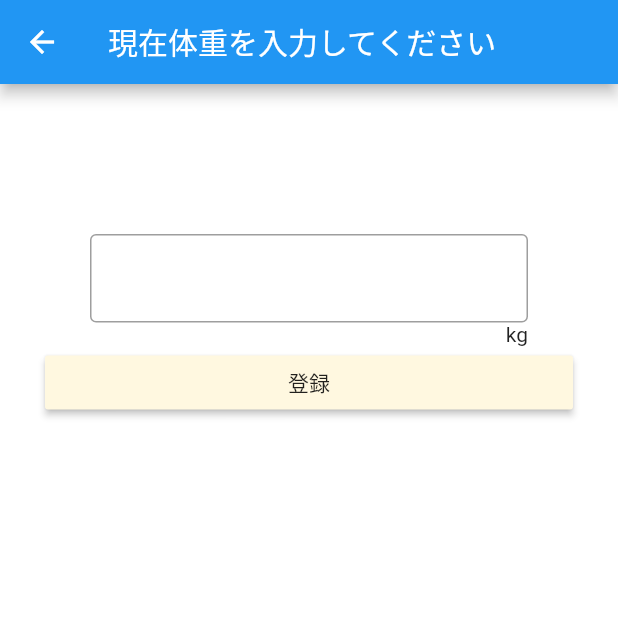
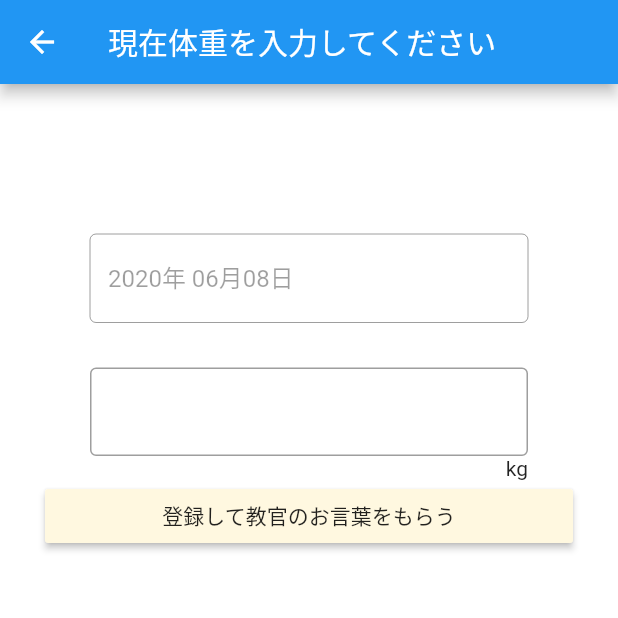
Before and after one commit to startup-technology/diet_recipe_flutter, a Flutter app: the WeightInputPage screen opened by its route, on a phone screen of 412 x 824 dp, the top half of it. Run offline on Flutter 3.47's test engine with Material 2 defaults, Android fonts, the phone set to English and light mode, and no system bars; our stand-ins replace firebase_auth, flutter_calendar_carousel, fluttertoast, share, sqflite; accounts and stored records are empty.

Commit message:
今日の体重を取得できるように修正

```diff
--- a/lib/pages/top.dart
+++ b/lib/pages/top.dart
@@ -29,6 +29,12 @@ class TopPage extends StatelessWidget {
             },
           ),
           RaisedButton(
+            child: Text('今日体重登録'),
+            onPressed: () {
+              Navigator.pushNamed(context, '/weight_input');
+            },
+          ),
+          RaisedButton(
             child: Text('カレンダー'),
             onPressed: () {
               Navigator.pushNamed(context, '/calendar');
--- a/lib/pages/weight_input.dart
+++ b/lib/pages/weight_input.dart
@@ -1,6 +1,7 @@
 import 'package:flutter/material.dart';
 import 'package:path/path.dart';
 import 'package:sqflite/sqflite.dart';
+import 'package:intl/intl.dart';
 
 class WeightInputPage extends StatefulWidget {
   @override
@@ -8,10 +9,13 @@ class WeightInputPage extends StatefulWidget {
 }
 
 class _WeightInputPageState extends State<WeightInputPage> {
-  final myController = TextEditingController();
+  final inputDateController = TextEditingController();
+  final bodyWeightController = TextEditingController();
 
   @override
   Widget build(BuildContext context) {
+    final DateTime now = DateTime.now();
+
     return Scaffold(
       backgroundColor: Color(0xFFFFFFFFF),
       appBar: AppBar(
@@ -28,7 +32,18 @@ class _WeightInputPageState extends State<WeightInputPage> {
                   Container(
                     margin: EdgeInsets.only(left: 30.0, right: 30.0),
                     child: TextField(
-                      controller: myController,
+                      controller: inputDateController
+                        ..text = DateFormat('yyyy年 MM月dd日').format(now),
+                      enabled: false,
+                      decoration: InputDecoration(
+                        border: OutlineInputBorder(),
+                      ),
+                    ),
+                  ),
+                  Container(
+                    margin: EdgeInsets.only(top: 30.0, left: 30.0, right: 30.0),
+                    child: TextField(
+                      controller: bodyWeightController,
                       decoration: InputDecoration(
                         border: OutlineInputBorder(),
                       ),
@@ -44,13 +59,14 @@ class _WeightInputPageState extends State<WeightInputPage> {
                   ButtonTheme(
                     minWidth: double.infinity,
                     child: RaisedButton(
+                      child: Text('登録して教官のお言葉をもらう'),
+                      color: Color(0xFFFFF8E0),
                       onPressed: () {
-                        insertBodyWeight(int.parse(myController.text));
+                        insertBodyWeight(DateFormat('yyyy-MM-dd').format(now),
+                            int.parse(bodyWeightController.text));
                         findBodyWeight();
                         Navigator.pushNamed(context, '/day_result');
                       },
-                      child: Text('登録'),
-                      color: Color(0xFFFFF8E0),
                     ),
                   ),
                 ],
@@ -64,17 +80,19 @@ class _WeightInputPageState extends State<WeightInputPage> {
 
   @override
   void dispose() {
-    myController.dispose();
+    inputDateController.dispose();
+    bodyWeightController.dispose();
     super.dispose();
   }
 
   createDatabase() async {
     Database database = await openDatabase(
-        join(await getDatabasesPath(), 'current_weight.db'),
+        join(await getDatabasesPath(), 'body_weight.db'),
         version: 1, onCreate: (Database db, int version) async {
       await db.execute('''
-        create table current_weights (
+        create table body_weights (
           id integer primary key autoincrement,
+          input_date datetime not null,
           body_weight integer not null)
       ''');
     });
@@ -82,17 +100,20 @@ class _WeightInputPageState extends State<WeightInputPage> {
     return database;
   }
 
-  void insertBodyWeight(int bodyWeight) async {
+  void insertBodyWeight(String inputDate, int bodyWeight) async {
     final Database db = await createDatabase();
 
-    await db.insert('current_weights', {'current_weight': bodyWeight});
+    await db.insert(
+      'body_weights',
+      {'input_date': inputDate, 'body_weight': bodyWeight},
+      conflictAlgorithm: ConflictAlgorithm.replace,
+    );
   }
 
   findBodyWeight() async {
     final Database db = await createDatabase();
 
-    List<Map> bodyWeights =
-        await db.rawQuery('SELECT * FROM current_weights');
+    List<Map> bodyWeights = await db.rawQuery('SELECT * FROM body_weights');
 
     print(bodyWeights);
 
--- a/pubspec.yaml
+++ b/pubspec.yaml
@@ -25,6 +25,7 @@ dependencies:
     sdk: flutter
   sqflite:
   path:
+  intl:
 
   firebase_auth: ^0.16.0
   # The following adds the Cupertino Icons font to your application.
```
Also changed, not shown: pubspec.lock.
